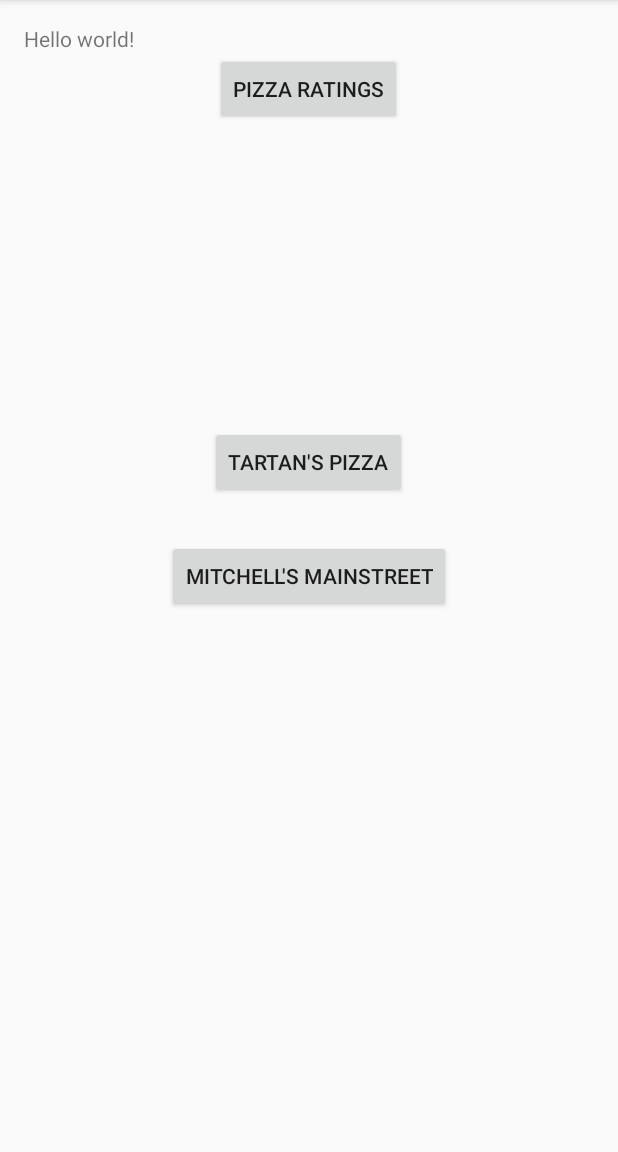
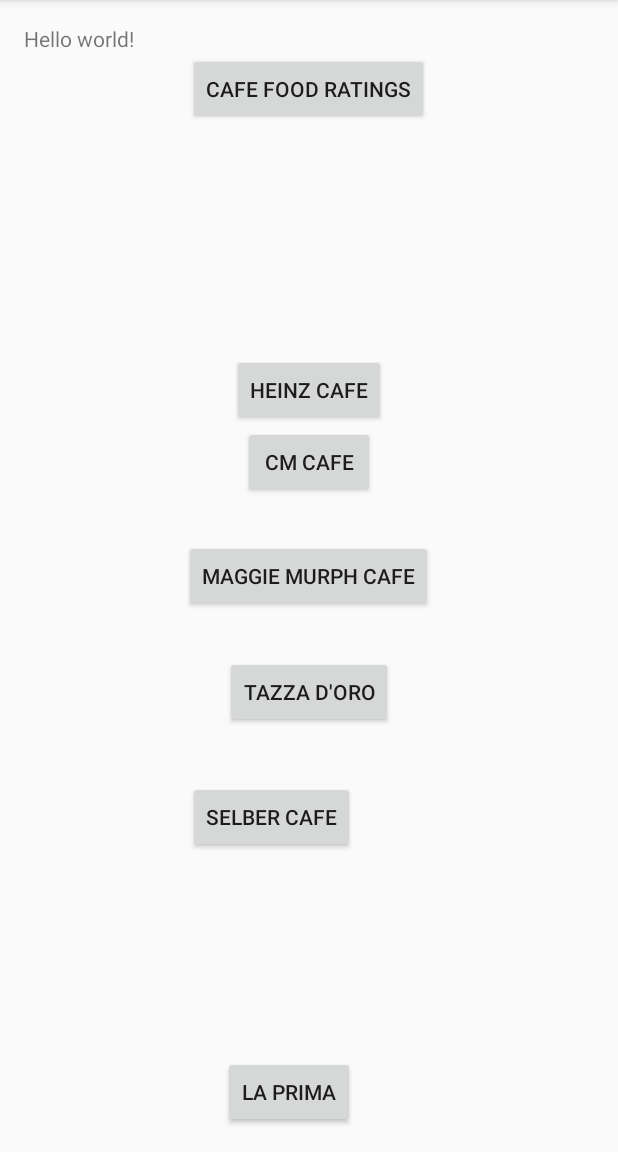
Before and after one commit to dagronlund/tartan-hacks-2016, an Android app: the screen it shows after launch (MainActivity), on a phone screen of 412 x 824 dp, the part 84-1236 px from its top. Run offline under Robolectric (Android 15) with nearby library versions, the phone set to English and light mode, and no system bars.

Commit message:
cafe ratings
cafe ratings

```diff
--- a/TartanHacksApp/app/src/main/res/layout/activity_main.xml
+++ b/TartanHacksApp/app/src/main/res/layout/activity_main.xml
@@ -12,7 +12,7 @@
     <Button
         android:layout_width="wrap_content"
         android:layout_height="wrap_content"
-        android:text="Tartan&apos;s pizza"
+        android:text="cm cafe"
         android:id="@+id/button2"
         android:layout_above="@+id/button5"
         android:layout_centerHorizontal="true"
@@ -21,7 +21,7 @@
     <Button
         android:layout_width="wrap_content"
         android:layout_height="wrap_content"
-        android:text="mitchell&apos;s mainstreet"
+        android:text="maggie murph cafe"
         android:id="@+id/button5"
         android:layout_centerVertical="true"
         android:layout_centerHorizontal="true" />
@@ -29,9 +29,45 @@
     <Button
         android:layout_width="wrap_content"
         android:layout_height="wrap_content"
-        android:text="pizza ratings"
+        android:text="cafe food ratings"
         android:id="@+id/button"
         android:layout_below="@+id/textView"
         android:layout_centerHorizontal="true" />
 
+    <Button
+        android:layout_width="wrap_content"
+        android:layout_height="wrap_content"
+        android:text="tazza d&apos;oro"
+        android:id="@+id/button3"
+        android:layout_below="@+id/button5"
+        android:layout_centerHorizontal="true"
+        android:layout_marginTop="29dp" />
+
+    <Button
+        android:layout_width="wrap_content"
+        android:layout_height="wrap_content"
+        android:text="selber cafe"
+        android:id="@+id/button4"
+        android:layout_below="@+id/button3"
+        android:layout_alignLeft="@+id/button"
+        android:layout_alignStart="@+id/button"
+        android:layout_marginTop="35dp" />
+
+    <Button
+        android:layout_width="wrap_content"
+        android:layout_height="wrap_content"
+        android:text="la prima"
+        android:id="@+id/button6"
+        android:layout_alignParentBottom="true"
+        android:layout_alignRight="@+id/button4"
+        android:layout_alignEnd="@+id/button4" />
+
+    <Button
+        android:layout_width="wrap_content"
+        android:layout_height="wrap_content"
+        android:text="heinz cafe"
+        android:id="@+id/button7"
+        android:layout_above="@+id/button2"
+        android:layout_centerHorizontal="true" />
+
 </RelativeLayout>
```
